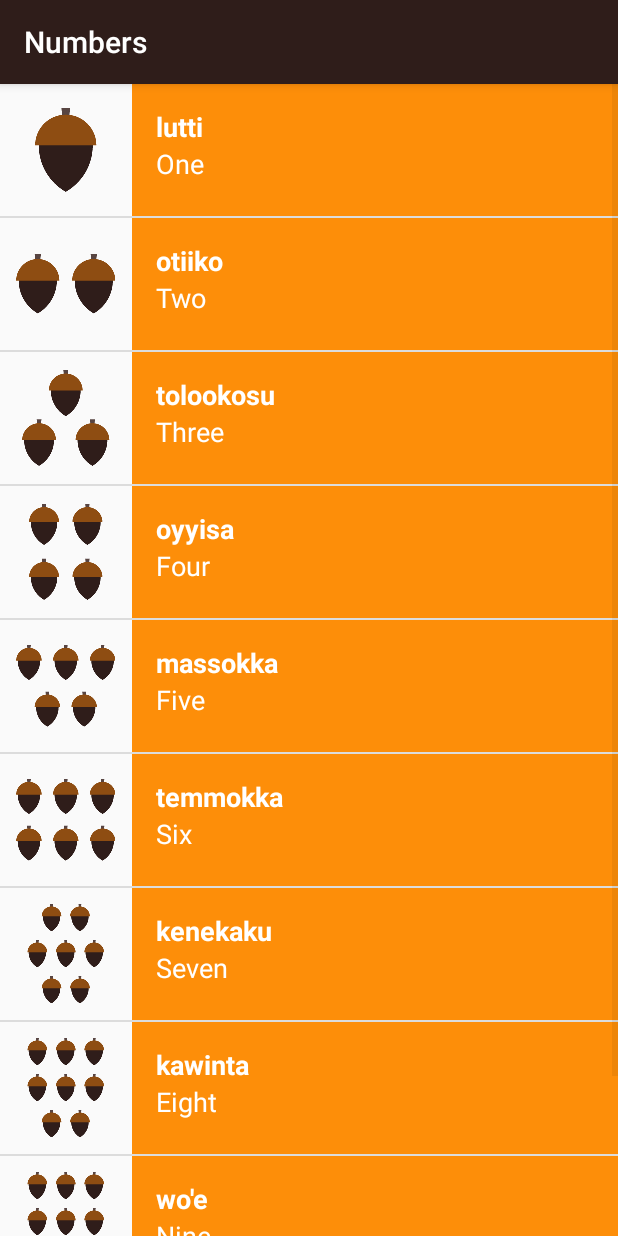
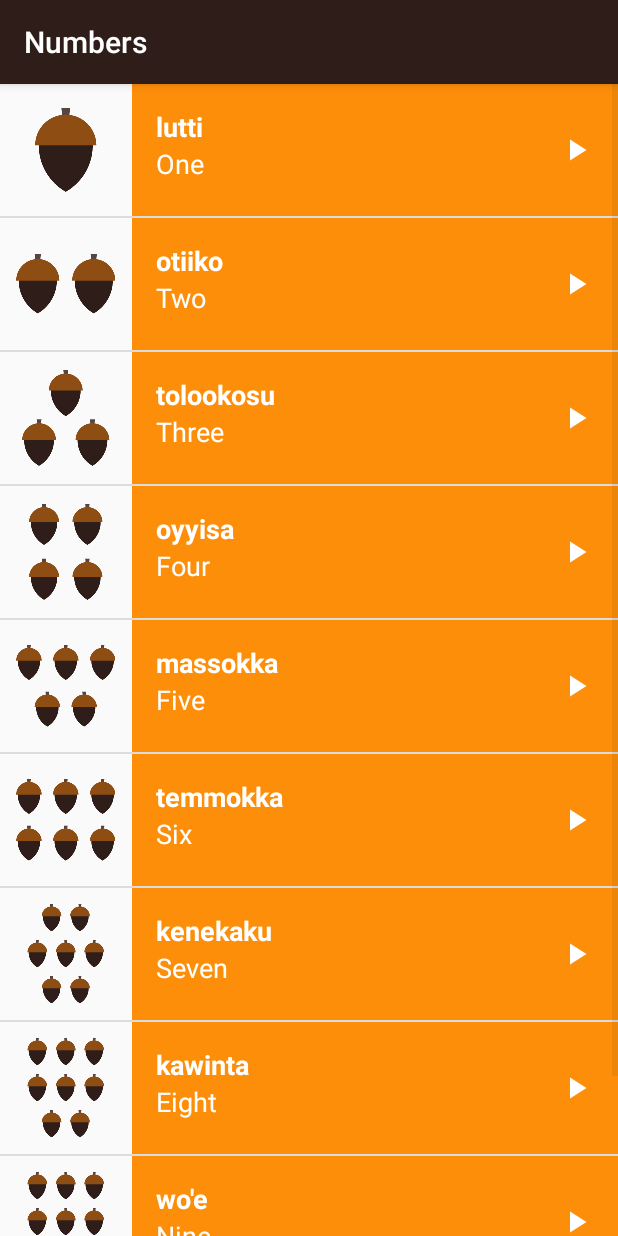
Before and after one commit to teodoraNakova/Miwok-Dictionary, an Android app: the NumbersActivity screen opened directly, with no data from a screen before it, on a phone screen of 412 x 824 dp. Run offline under Robolectric (Android 15) with nearby library versions, the phone set to English and light mode, and no system bars.

Commit message:
play icon added

```diff
--- a/app/build.gradle
+++ b/app/build.gradle
@@ -5,7 +5,7 @@
     buildToolsVersion "26.0.0"
     defaultConfig {
         applicationId "com.example.android.miwokdictionary"
-        minSdkVersion 23
+        minSdkVersion 26
         targetSdkVersion 26
         versionCode 1
         versionName "1.0"
--- a/app/src/main/java/com/example/android/miwokdictionary/NumbersActivity.java
+++ b/app/src/main/java/com/example/android/miwokdictionary/NumbersActivity.java
@@ -1,6 +1,10 @@
 package com.example.android.miwokdictionary;
 
+import android.annotation.TargetApi;
+import android.content.Context;
+import android.media.AudioManager;
 import android.media.MediaPlayer;
+import android.os.Build;
 import android.support.v7.app.AppCompatActivity;
 import android.os.Bundle;
 import android.view.View;
@@ -19,6 +23,7 @@
         }
     };
 
+    @TargetApi(Build.VERSION_CODES.M)
     @Override
     protected void onCreate(Bundle savedInstanceState) {
         super.onCreate(savedInstanceState);
--- a/app/src/main/res/layout/list_item.xml
+++ b/app/src/main/res/layout/list_item.xml
@@ -1,5 +1,5 @@
 <?xml version="1.0" encoding="utf-8"?>
-<LinearLayout xmlns:android="http://schemas.android.com/apk/res/android"
+<RelativeLayout xmlns:android="http://schemas.android.com/apk/res/android"
     android:id="@+id/list_item"
     android:layout_width="match_parent"
     android:layout_height="88dp"
@@ -14,6 +14,10 @@
         android:id="@+id/text_container"
         android:layout_width="match_parent"
         android:layout_height="match_parent"
+        android:layout_alignParentBottom="true"
+        android:layout_alignParentRight="true"
+        android:layout_alignParentTop="true"
+        android:layout_toRightOf="@id/image_view"
         android:orientation="vertical"
         android:padding="16dp">
 
@@ -32,4 +36,13 @@
             android:textSize="18sp"
             android:textColor="#FFFFFF"/>
     </LinearLayout>
-</LinearLayout>
+
+    <ImageView
+        android:layout_width="24dp"
+        android:layout_height="24dp"
+        android:layout_alignParentRight="true"
+        android:layout_centerVertical="true"
+        android:layout_marginRight="16dp"
+        android:src="@drawable/ic_play_arrow"/>
+
+</RelativeLayout>
```
Also changed, not shown: app/src/main/res/drawable-hdpi/ic_play_arrow.png (added), app/src/main/res/drawable-mdpi/ic_play_arrow.png (added), app/src/main/res/drawable-xhdpi/ic_play_arrow.png (added), app/src/main/res/drawable-xxhdpi/ic_play_arrow.png (added), app/src/main/res/drawable-xxxhdpi/ic_play_arrow.png (added).
